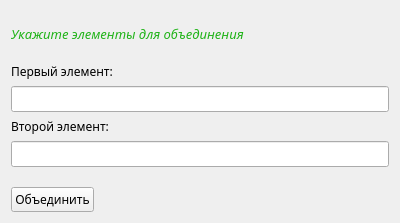
Qt form forms/dialog_union.ui (programmister68/DSU) before a commit.
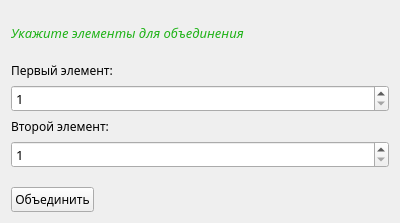
The same form after that commit.

Diff of the .ui file:
```diff
--- a/forms/dialog_union.ui
+++ b/forms/dialog_union.ui
@@ -127,13 +127,19 @@
       </widget>
      </item>
      <item>
-      <widget class="QLineEdit" name="linePush_1st">
+      <widget class="QSpinBox" name="linePush_1st">
        <property name="font">
         <font>
          <family>Nokia Sans S60</family>
          <pointsize>10</pointsize>
         </font>
        </property>
+       <property name="minimum">
+        <number>1</number>
+       </property>
+       <property name="maximum">
+        <number>9999999</number>
+       </property>
       </widget>
      </item>
      <item>
@@ -150,13 +156,19 @@
       </widget>
      </item>
      <item>
-      <widget class="QLineEdit" name="linePush_2nd">
+      <widget class="QSpinBox" name="linePush_2nd">
        <property name="font">
         <font>
          <family>Nokia Sans S60</family>
          <pointsize>10</pointsize>
         </font>
        </property>
+       <property name="minimum">
+        <number>1</number>
+       </property>
+       <property name="maximum">
+        <number>9999999</number>
+       </property>
       </widget>
      </item>
      <item>
```
